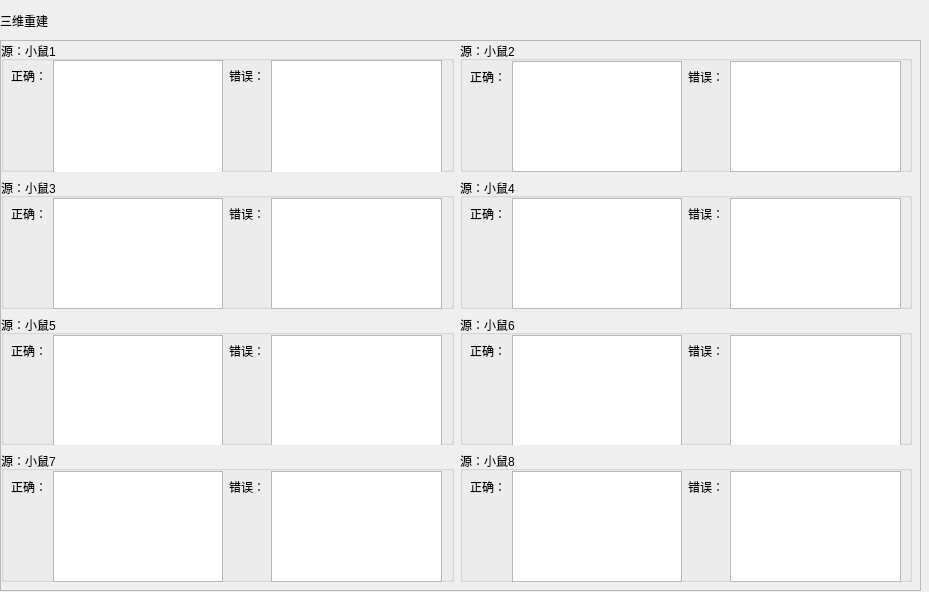
Before: the Qt Designer form ui/tab4.ui in 2950067210dqy/pyqt6_project, drawn with Qt 5.
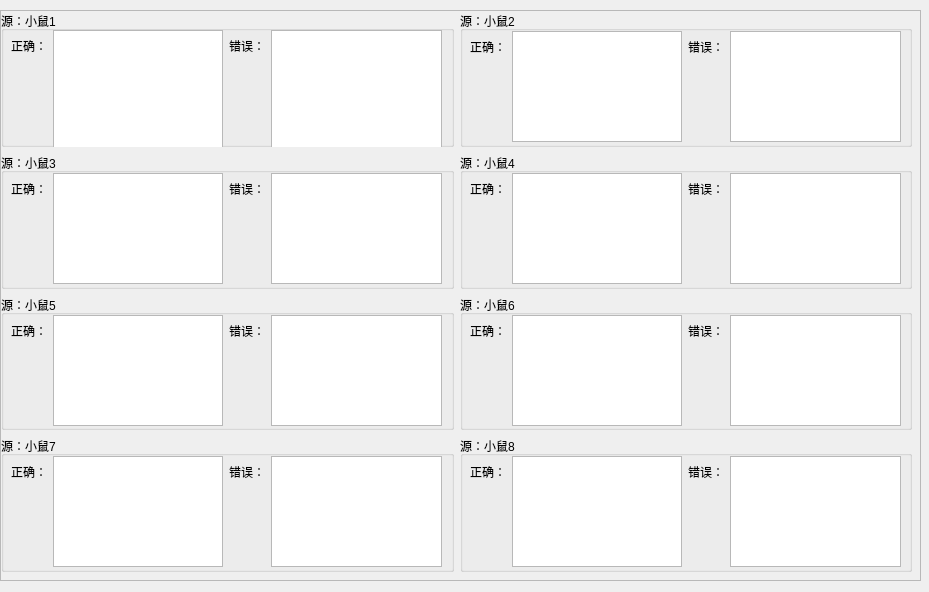
After: the same form once the commit is applied.

```diff
--- a/ui/tab4.ui
+++ b/ui/tab4.ui
@@ -16,45 +16,13 @@
   <property name="styleSheet">
    <string notr="true"/>
   </property>
-  <widget class="QWidget" name="horizontalLayoutWidget">
-   <property name="geometry">
-    <rect>
-     <x>0</x>
-     <y>0</y>
-     <width>911</width>
-     <height>41</height>
-    </rect>
-   </property>
-   <layout class="QHBoxLayout" name="horizontalLayout">
-    <item>
-     <widget class="QLabel" name="label_4">
-      <property name="text">
-       <string>三维重建</string>
-      </property>
-     </widget>
-    </item>
-    <item>
-     <spacer name="horizontalSpacer">
-      <property name="orientation">
-       <enum>Qt::Horizontal</enum>
-      </property>
-      <property name="sizeHint" stdset="0">
-       <size>
-        <width>40</width>
-        <height>20</height>
-       </size>
-      </property>
-     </spacer>
-    </item>
-   </layout>
-  </widget>
   <widget class="QWidget" name="verticalLayoutWidget">
    <property name="geometry">
     <rect>
      <x>0</x>
-     <y>40</y>
+     <y>10</y>
      <width>921</width>
-     <height>551</height>
+     <height>571</height>
     </rect>
    </property>
    <layout class="QVBoxLayout" name="verticalLayout">
@@ -75,7 +43,7 @@
          <x>0</x>
          <y>0</y>
          <width>917</width>
-         <height>547</height>
+         <height>567</height>
         </rect>
        </property>
        <widget class="QWidget" name="verticalLayoutWidget_2">
@@ -84,7 +52,7 @@
           <x>0</x>
           <y>0</y>
           <width>911</width>
-          <height>541</height>
+          <height>561</height>
          </rect>
         </property>
         <layout class="QVBoxLayout" name="verticalLayout_2">
```
